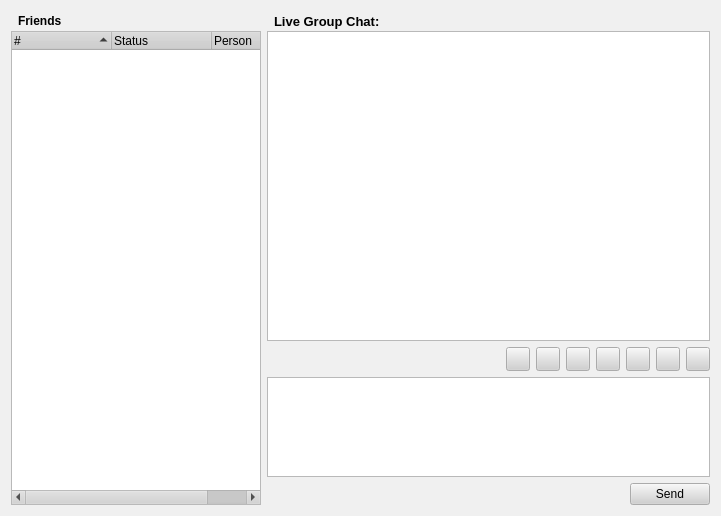
This is retroshare-gui/src/gui/PeersDialog.ui in RetroShare/RetroShare as Qt 5 draws it before an edit. The edited form follows.
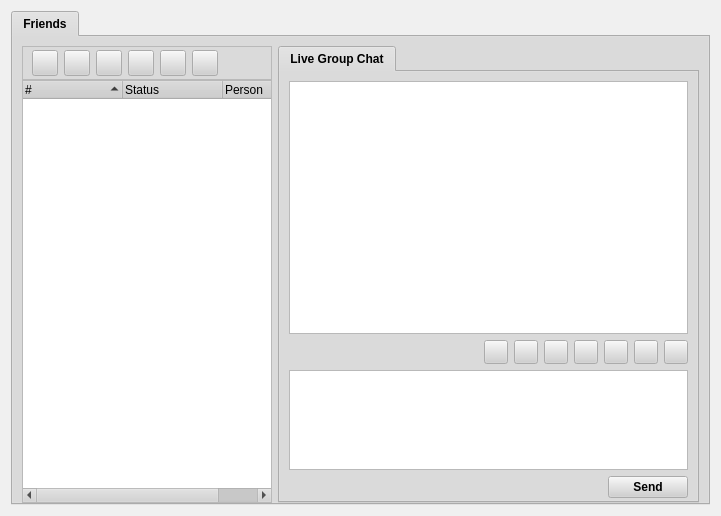
This is the edited form. Icons and pictures are not drawn.

Commit message: * redesign PeerDialog and SharedFiles

```diff
--- a/retroshare-gui/src/gui/PeersDialog.ui
+++ b/retroshare-gui/src/gui/PeersDialog.ui
@@ -481,71 +481,17 @@
   <property name="contextMenuPolicy" >
    <enum>Qt::NoContextMenu</enum>
   </property>
-  <layout class="QGridLayout" >
-   <item rowspan="3" row="0" column="0" >
-    <layout class="QGridLayout" >
-     <property name="verticalSpacing" >
+  <layout class="QGridLayout" name="gridLayout_4" >
+   <item row="0" column="0" >
+    <widget class="QTabWidget" name="PeerstabWidget" >
+     <property name="font" >
+      <font>
+       <weight>75</weight>
+       <bold>true</bold>
+      </font>
+     </property>
+     <property name="currentIndex" >
       <number>0</number>
-     </property>
-     <item row="0" column="0" >
-      <layout class="QGridLayout" >
-       <item row="0" column="0" >
-        <widget class="QLabel" name="label" >
-         <property name="text" >
-          <string/>
-         </property>
-         <property name="pixmap" >
-          <pixmap resource="images.qrc" >:/images/user/friends24.png</pixmap>
-         </property>
-        </widget>
-       </item>
-       <item row="0" column="1" >
-        <widget class="QLabel" name="label_2" >
-         <property name="text" >
-          <string>&lt;html>&lt;head>&lt;meta name="qrichtext" content="1" />&lt;style type="text/css">
-p, li { white-space: pre-wrap; }
-&lt;/style>&lt;/head>&lt;body style=" font-family:'Arial'; font-size:8pt; font-weight:400; font-style:normal; text-decoration:none;">
-&lt;p style=" margin-top:0px; margin-bottom:0px; margin-left:0px; margin-right:0px; -qt-block-indent:0; text-indent:0px;">&lt;span style=" font-size:9pt; font-weight:600;">Friends&lt;/span>&lt;/p>&lt;/body>&lt;/html></string>
-         </property>
-        </widget>
-       </item>
-      </layout>
-     </item>
-     <item row="0" column="1" >
-      <spacer>
-       <property name="orientation" >
-        <enum>Qt::Horizontal</enum>
-       </property>
-       <property name="sizeHint" >
-        <size>
-         <width>201</width>
-         <height>20</height>
-        </size>
-       </property>
-      </spacer>
-     </item>
-     <item row="1" column="0" colspan="2" >
-      <widget class="QTreeWidget" name="peertreeWidget" >
-       <property name="minimumSize" >
-        <size>
-         <width>250</width>
-         <height>0</height>
-        </size>
-       </property>
-       <property name="maximumSize" >
-        <size>
-         <width>1677215</width>
-         <height>16777215</height>
-        </size>
-       </property>
-       <property name="contextMenuPolicy" >
-        <enum>Qt::CustomContextMenu</enum>
-       </property>
-       <property name="acceptDrops" >
-        <bool>false</bool>
-       </property>
-       <property name="autoScroll" >
-        <bool>false</bool>
        </property>
        <property name="iconSize" >
         <size>
@@ -553,85 +499,254 @@
          <height>24</height>
         </size>
        </property>
-       <property name="itemsExpandable" >
-        <bool>true</bool>
-       </property>
-       <property name="sortingEnabled" >
-        <bool>true</bool>
+     <widget class="QWidget" name="friendstab" >
+      <property name="geometry" >
+       <rect>
+        <x>0</x>
+        <y>0</y>
+        <width>699</width>
+        <height>457</height>
+       </rect>
+      </property>
+      <attribute name="title" >
+       <string>Friends</string>
+      </attribute>
+      <attribute name="icon" >
+       <iconset resource="images.qrc" >
+        <normaloff>:/images/user/friends24.png</normaloff>:/images/user/friends24.png</iconset>
+      </attribute>
+      <layout class="QGridLayout" name="gridLayout_3" >
+       <property name="bottomMargin" >
+        <number>0</number>
        </property>
-       <column>
-        <property name="text" >
-         <string>#</string>
-        </property>
-       </column>
-       <column>
-        <property name="text" >
-         <string>Status</string>
-        </property>
-       </column>
-       <column>
-        <property name="text" >
-         <string>Person</string>
-        </property>
-       </column>
-      </widget>
-     </item>
-    </layout>
-   </item>
-   <item row="0" column="1" >
-    <layout class="QGridLayout" >
+       <property name="verticalSpacing" >
+        <number>0</number>
+       </property>
+       <item row="0" column="0" >
+        <widget class="QFrame" name="friendsframe" >
+         <property name="maximumSize" >
+          <size>
+           <width>16777215</width>
+           <height>48</height>
+          </size>
+         </property>
+         <property name="layoutDirection" >
+          <enum>Qt::LeftToRight</enum>
+         </property>
+         <property name="frameShape" >
+          <enum>QFrame::StyledPanel</enum>
+         </property>
+         <property name="frameShadow" >
+          <enum>QFrame::Raised</enum>
+         </property>
+         <layout class="QGridLayout" name="gridLayout_2" >
+          <property name="topMargin" >
+           <number>3</number>
+          </property>
+          <property name="rightMargin" >
+           <number>9</number>
+          </property>
+          <property name="bottomMargin" >
+           <number>3</number>
+          </property>
      <property name="horizontalSpacing" >
-      <number>0</number>
+           <number>-1</number>
      </property>
      <property name="verticalSpacing" >
       <number>0</number>
      </property>
      <item row="0" column="0" >
-      <layout class="QGridLayout" >
+           <widget class="QToolButton" name="toolButtonchat" >
+            <property name="minimumSize" >
+             <size>
+              <width>26</width>
+              <height>26</height>
+             </size>
+            </property>
+            <property name="maximumSize" >
+             <size>
+              <width>26</width>
+              <height>26</height>
+             </size>
+            </property>
+            <property name="text" >
+             <string/>
+            </property>
+            <property name="icon" >
+             <iconset resource="images.qrc" >
+              <normaloff>:/images/chat.png</normaloff>:/images/chat.png</iconset>
+            </property>
+           </widget>
+          </item>
        <item row="0" column="1" >
-        <spacer>
+           <widget class="QToolButton" name="toolButtonmessage" >
+            <property name="minimumSize" >
+             <size>
+              <width>26</width>
+              <height>26</height>
+             </size>
+            </property>
+            <property name="maximumSize" >
+             <size>
+              <width>26</width>
+              <height>26</height>
+             </size>
+            </property>
+            <property name="text" >
+             <string/>
+            </property>
+            <property name="icon" >
+             <iconset resource="images.qrc" >
+              <normaloff>:/images/message-mail.png</normaloff>:/images/message-mail.png</iconset>
+            </property>
+           </widget>
+          </item>
+          <item row="0" column="2" >
+           <widget class="QToolButton" name="toolButtondetails" >
+            <property name="minimumSize" >
+             <size>
+              <width>26</width>
+              <height>26</height>
+             </size>
+            </property>
+            <property name="maximumSize" >
+             <size>
+              <width>26</width>
+              <height>26</height>
+             </size>
+            </property>
+            <property name="text" >
+             <string/>
+            </property>
+            <property name="icon" >
+             <iconset resource="images.qrc" >
+              <normaloff>:/images/peerdetails_16x16.png</normaloff>:/images/peerdetails_16x16.png</iconset>
+            </property>
+           </widget>
+          </item>
+          <item row="0" column="4" >
+           <widget class="QToolButton" name="toolButtonexport" >
+            <property name="minimumSize" >
+             <size>
+              <width>26</width>
+              <height>26</height>
+             </size>
+            </property>
+            <property name="maximumSize" >
+             <size>
+              <width>26</width>
+              <height>26</height>
+             </size>
+            </property>
+            <property name="text" >
+             <string/>
+            </property>
+            <property name="icon" >
+             <iconset resource="images.qrc" >
+              <normaloff>:/images/exportpeers_16x16.png</normaloff>:/images/exportpeers_16x16.png</iconset>
+            </property>
+           </widget>
+          </item>
+          <item row="0" column="5" >
+           <widget class="QToolButton" name="toolButtonconnect" >
+            <property name="minimumSize" >
+             <size>
+              <width>26</width>
+              <height>26</height>
+             </size>
+            </property>
+            <property name="maximumSize" >
+             <size>
+              <width>26</width>
+              <height>26</height>
+             </size>
+            </property>
+            <property name="text" >
+             <string/>
+            </property>
+            <property name="icon" >
+             <iconset resource="images.qrc" >
+              <normaloff>:/images/connect_friend.png</normaloff>:/images/connect_friend.png</iconset>
+            </property>
+           </widget>
+          </item>
+          <item row="0" column="6" >
+           <widget class="QToolButton" name="toolButtonremove" >
+            <property name="minimumSize" >
+             <size>
+              <width>26</width>
+              <height>26</height>
+             </size>
+            </property>
+            <property name="maximumSize" >
+             <size>
+              <width>26</width>
+              <height>26</height>
+             </size>
+            </property>
+            <property name="text" >
+             <string/>
+            </property>
+            <property name="icon" >
+             <iconset resource="images.qrc" >
+              <normaloff>:/images/removefriend16.png</normaloff>:/images/removefriend16.png</iconset>
+            </property>
+           </widget>
+          </item>
+          <item row="0" column="7" >
+           <spacer name="horizontalSpacer" >
          <property name="orientation" >
           <enum>Qt::Horizontal</enum>
          </property>
-         <property name="sizeHint" >
+            <property name="sizeHint" stdset="0" >
           <size>
-           <width>181</width>
+              <width>40</width>
            <height>20</height>
           </size>
          </property>
         </spacer>
        </item>
-       <item row="0" column="0" >
-        <layout class="QGridLayout" >
-         <item row="0" column="0" >
-          <widget class="QLabel" name="label_3" >
-           <property name="text" >
-            <string/>
-           </property>
-           <property name="pixmap" >
-            <pixmap resource="images.qrc" >:/images/user/agt_forum24.png</pixmap>
-           </property>
-          </widget>
-         </item>
-         <item row="0" column="1" >
-          <widget class="QLabel" name="label_12" >
+         </layout>
+        </widget>
+       </item>
+       <item rowspan="2" row="0" column="1" >
+        <widget class="QTabWidget" name="chattabWidget" >
            <property name="font" >
             <font>
-             <pointsize>10</pointsize>
              <weight>75</weight>
              <bold>true</bold>
             </font>
            </property>
-           <property name="text" >
-            <string>Live Group Chat:</string>
-           </property>
-          </widget>
-         </item>
-        </layout>
-       </item>
-      </layout>
-     </item>
-     <item row="1" column="0" >
+         <property name="currentIndex" >
+          <number>0</number>
+         </property>
+         <property name="iconSize" >
+          <size>
+           <width>24</width>
+           <height>24</height>
+          </size>
+         </property>
+         <widget class="QWidget" name="tab" >
+          <property name="geometry" >
+           <rect>
+            <x>0</x>
+            <y>0</y>
+            <width>416</width>
+            <height>407</height>
+           </rect>
+          </property>
+          <attribute name="title" >
+           <string>Live Group Chat</string>
+          </attribute>
+          <attribute name="icon" >
+           <iconset resource="images.qrc" >
+            <normaloff>:/images/user/agt_forum24.png</normaloff>:/images/user/agt_forum24.png</iconset>
+          </attribute>
+          <layout class="QGridLayout" name="gridLayout" >
+           <property name="bottomMargin" >
+            <number>3</number>
+           </property>
+           <item row="0" column="0" >
       <widget class="QTextBrowser" name="msgText" >
        <property name="sizePolicy" >
         <sizepolicy vsizetype="Expanding" hsizetype="Expanding" >
@@ -650,9 +765,7 @@
        </property>
       </widget>
      </item>
-    </layout>
-   </item>
-   <item row="1" column="1" >
+           <item row="1" column="0" >
     <layout class="QGridLayout" >
      <item row="0" column="0" >
       <layout class="QGridLayout" >
@@ -661,7 +774,7 @@
          <property name="orientation" >
           <enum>Qt::Horizontal</enum>
          </property>
-         <property name="sizeHint" >
+                 <property name="sizeHint" stdset="0" >
           <size>
            <width>321</width>
            <height>20</height>
@@ -876,14 +989,14 @@
      </item>
     </layout>
    </item>
-   <item row="2" column="1" >
+           <item row="2" column="0" >
     <layout class="QGridLayout" >
      <item row="0" column="0" >
       <spacer>
        <property name="orientation" >
         <enum>Qt::Horizontal</enum>
        </property>
-       <property name="sizeHint" >
+               <property name="sizeHint" stdset="0" >
         <size>
          <width>321</width>
          <height>20</height>
@@ -899,6 +1012,72 @@
       </widget>
      </item>
     </layout>
+           </item>
+          </layout>
+         </widget>
+        </widget>
+       </item>
+       <item row="1" column="0" >
+        <widget class="QTreeWidget" name="peertreeWidget" >
+         <property name="minimumSize" >
+          <size>
+           <width>250</width>
+           <height>0</height>
+          </size>
+         </property>
+         <property name="maximumSize" >
+          <size>
+           <width>1677215</width>
+           <height>16777215</height>
+          </size>
+         </property>
+         <property name="font" >
+          <font>
+           <weight>50</weight>
+           <bold>false</bold>
+          </font>
+         </property>
+         <property name="contextMenuPolicy" >
+          <enum>Qt::CustomContextMenu</enum>
+         </property>
+         <property name="acceptDrops" >
+          <bool>false</bool>
+         </property>
+         <property name="autoScroll" >
+          <bool>false</bool>
+         </property>
+         <property name="iconSize" >
+          <size>
+           <width>24</width>
+           <height>24</height>
+          </size>
+         </property>
+         <property name="itemsExpandable" >
+          <bool>true</bool>
+         </property>
+         <property name="sortingEnabled" >
+          <bool>true</bool>
+         </property>
+         <column>
+          <property name="text" >
+           <string>#</string>
+          </property>
+         </column>
+         <column>
+          <property name="text" >
+           <string>Status</string>
+          </property>
+         </column>
+         <column>
+          <property name="text" >
+           <string>Person</string>
+          </property>
+         </column>
+        </widget>
+       </item>
+      </layout>
+     </widget>
+    </widget>
    </item>
   </layout>
   <action name="actionClearChat" >
```
Left out of the diff: 12 changed lines with no effect on the pictures. Lines whose indentation alone changed are shown as unchanged. The commit also changes 2 other files.
